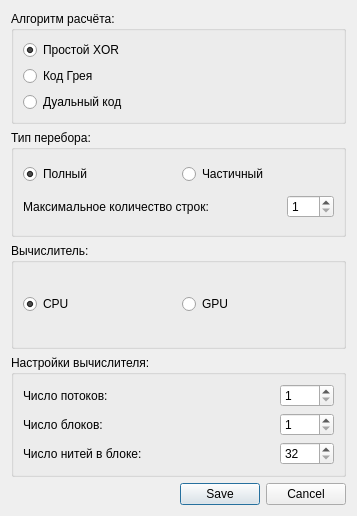
This is ui/settingsdialog.ui in Maxmaxgggg/Spectrum as Qt 5 draws it before an edit. The edited form follows.
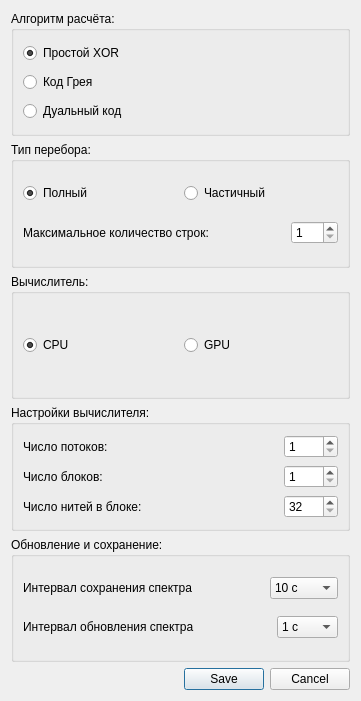
This is the edited form. Icons and pictures are not drawn.

Commit message: Добавил доп. настройки - теперь можно задавать частоту обновления и сохранения спектра. Добавил значок, отображающий моменты сохранения спектра. Добавил прогрессбар под иконку приложения

```diff
--- a/ui/settingsdialog.ui
+++ b/ui/settingsdialog.ui
@@ -6,8 +6,8 @@
    <rect>
     <x>0</x>
     <y>0</y>
-    <width>357</width>
-    <height>516</height>
+    <width>361</width>
+    <height>701</height>
    </rect>
   </property>
   <property name="sizePolicy">
@@ -23,10 +23,7 @@
    <iconset resource="../q.qrc">
     <normaloff>:/ui/icons/gear.png</normaloff>:/ui/icons/gear.png</iconset>
   </property>
-  <layout class="QVBoxLayout" name="verticalLayout_3">
-   <property name="sizeConstraint">
-    <enum>QLayout::SetMinimumSize</enum>
-   </property>
+  <layout class="QVBoxLayout" name="verticalLayout_4">
    <item>
     <widget class="QGroupBox" name="algorithmGBX">
      <property name="title">
@@ -226,6 +223,121 @@
      </layout>
     </widget>
    </item>
+   <item>
+    <widget class="QGroupBox" name="saveAndUpdateSpectrumGBX">
+     <property name="title">
+      <string>Обновление и сохранение:</string>
+     </property>
+     <layout class="QVBoxLayout" name="verticalLayout_3">
+      <item>
+       <layout class="QHBoxLayout" name="horizontalLayout_4">
+        <item>
+         <widget class="QLabel" name="saveSpectrumInteravlLBL">
+          <property name="text">
+           <string>Интервал сохранения спектра</string>
+          </property>
+         </widget>
+        </item>
+        <item>
+         <spacer name="horizontalSpacer_3">
+          <property name="orientation">
+           <enum>Qt::Horizontal</enum>
+          </property>
+          <property name="sizeHint" stdset="0">
+           <size>
+            <width>40</width>
+            <height>20</height>
+           </size>
+          </property>
+         </spacer>
+        </item>
+        <item>
+         <widget class="QComboBox" name="saveSpectrumIntervalCBX">
+          <item>
+           <property name="text">
+            <string>10 с</string>
+           </property>
+          </item>
+          <item>
+           <property name="text">
+            <string>30 с</string>
+           </property>
+          </item>
+          <item>
+           <property name="text">
+            <string>1 мин</string>
+           </property>
+          </item>
+          <item>
+           <property name="text">
+            <string>5 мин</string>
+           </property>
+          </item>
+          <item>
+           <property name="text">
+            <string>10 мин</string>
+           </property>
+          </item>
+         </widget>
+        </item>
+       </layout>
+      </item>
+      <item>
+       <layout class="QHBoxLayout" name="horizontalLayout_5">
+        <item>
+         <widget class="QLabel" name="updateSpectrumIntervalLBL">
+          <property name="text">
+           <string>Интервал обновления спектра</string>
+          </property>
+         </widget>
+        </item>
+        <item>
+         <spacer name="horizontalSpacer_4">
+          <property name="orientation">
+           <enum>Qt::Horizontal</enum>
+          </property>
+          <property name="sizeHint" stdset="0">
+           <size>
+            <width>40</width>
+            <height>20</height>
+           </size>
+          </property>
+         </spacer>
+        </item>
+        <item>
+         <widget class="QComboBox" name="updateSpectrumIntervalCBX">
+          <item>
+           <property name="text">
+            <string>1 с</string>
+           </property>
+          </item>
+          <item>
+           <property name="text">
+            <string>5 с</string>
+           </property>
+          </item>
+          <item>
+           <property name="text">
+            <string>10 с</string>
+           </property>
+          </item>
+          <item>
+           <property name="text">
+            <string>30 с</string>
+           </property>
+          </item>
+          <item>
+           <property name="text">
+            <string>1 мин</string>
+           </property>
+          </item>
+         </widget>
+        </item>
+       </layout>
+      </item>
+     </layout>
+    </widget>
+   </item>
    <item>
     <widget class="QDialogButtonBox" name="buttonBox">
      <property name="orientation">
```
The commit also changes 9 other files.
